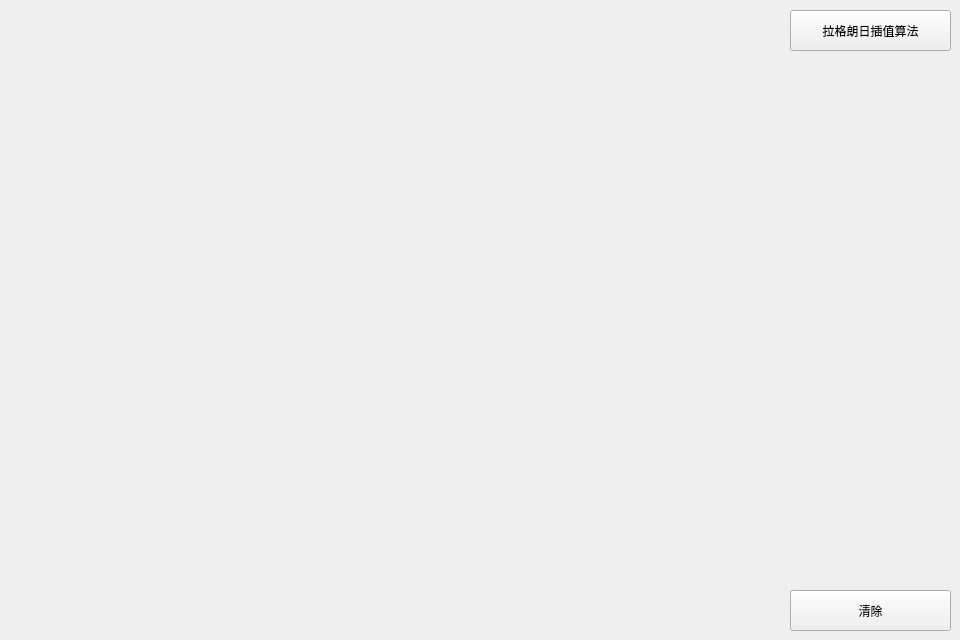
This is resources/uifiles/mainui.ui in qinflying/pyinterpolation as Qt 5 draws it before an edit. The edited form follows.
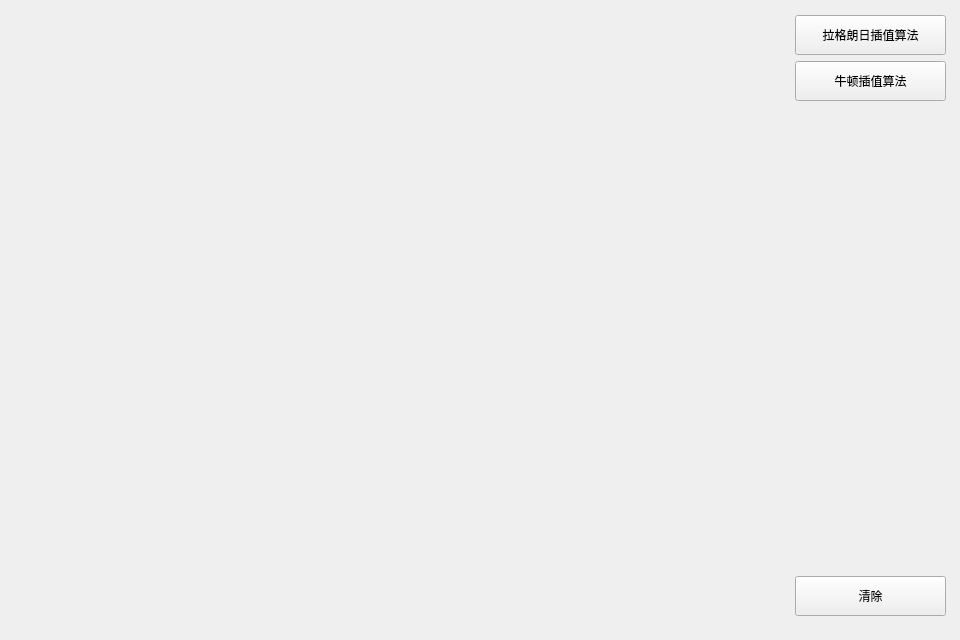
This is the edited form.

Patch:
```diff
--- a/resources/uifiles/mainui.ui
+++ b/resources/uifiles/mainui.ui
@@ -13,32 +13,86 @@
   <property name="windowTitle">
    <string>Form</string>
   </property>
-  <widget class="QPushButton" name="m_LagrangeBtn">
+  <widget class="QWidget" name="">
    <property name="geometry">
     <rect>
      <x>790</x>
-     <y>10</y>
+     <y>0</y>
      <width>161</width>
-     <height>41</height>
+     <height>631</height>
     </rect>
    </property>
-   <property name="text">
-    <string>拉格朗日插值算法</string>
-   </property>
+   <layout class="QVBoxLayout" name="verticalLayout">
+    <property name="leftMargin">
+     <number>5</number>
+    </property>
+    <property name="topMargin">
+     <number>15</number>
+    </property>
+    <property name="rightMargin">
+     <number>5</number>
+    </property>
+    <property name="bottomMargin">
+     <number>15</number>
+    </property>
+    <item>
+     <widget class="QPushButton" name="m_LagrangeBtn">
+      <property name="minimumSize">
+       <size>
+        <width>150</width>
+        <height>40</height>
+       </size>
+      </property>
+      <property name="text">
+       <string>拉格朗日插值算法</string>
+      </property>
+     </widget>
+    </item>
+    <item>
+     <widget class="QPushButton" name="m_NewtonBtn">
+      <property name="minimumSize">
+       <size>
+        <width>150</width>
+        <height>40</height>
+       </size>
+      </property>
+      <property name="text">
+       <string>牛顿插值算法</string>
+      </property>
+     </widget>
+    </item>
+    <item>
+     <spacer name="verticalSpacer">
+      <property name="orientation">
+       <enum>Qt::Vertical</enum>
+      </property>
+      <property name="sizeHint" stdset="0">
+       <size>
+        <width>148</width>
+        <height>506</height>
+       </size>
+      </property>
+     </spacer>
+    </item>
+    <item>
+     <widget class="QPushButton" name="m_ClearBtn">
+      <property name="minimumSize">
+       <size>
+        <width>150</width>
+        <height>40</height>
+       </size>
+      </property>
+      <property name="text">
+       <string>清除</string>
+      </property>
+     </widget>
+    </item>
+   </layout>
   </widget>
-  <widget class="QPushButton" name="m_ClearBtn">
-   <property name="geometry">
-    <rect>
-     <x>790</x>
-     <y>590</y>
-     <width>161</width>
-     <height>41</height>
-    </rect>
-   </property>
-   <property name="text">
-    <string>清除</string>
-   </property>
-  </widget>
+  <zorder></zorder>
+  <zorder>verticalSpacer</zorder>
+  <zorder>m_LagrangeBtn</zorder>
+  <zorder>m_ClearBtn</zorder>
  </widget>
  <resources/>
  <connections>
```
Left out of the diff: 35 changed lines with no effect on the pictures.
